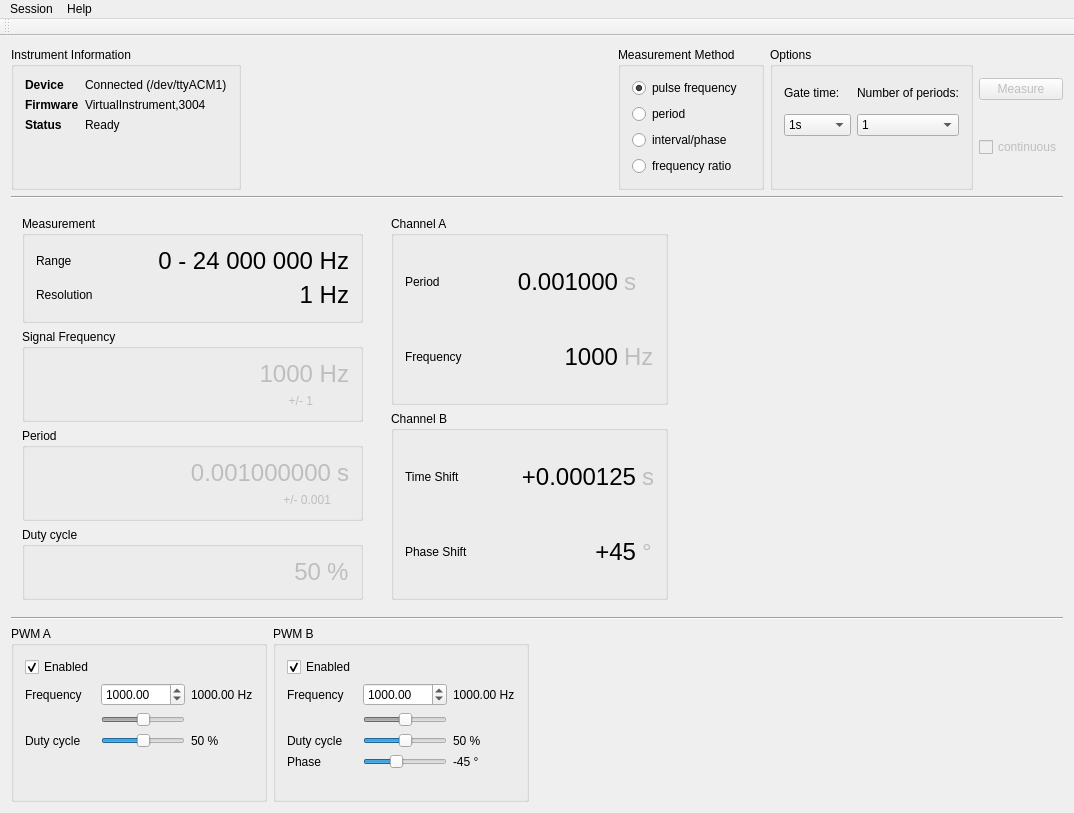
First picture: the form in gui/mainwindow.ui, repository mcejp/virtual-counter, before the edit.
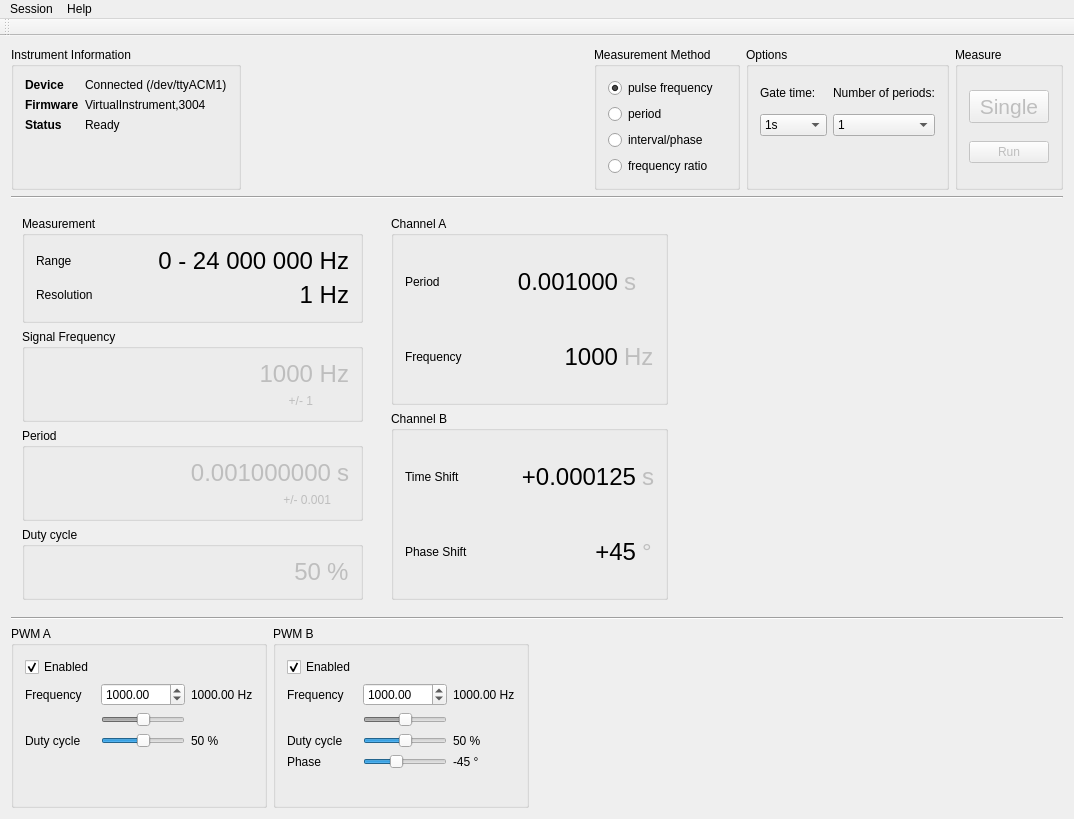
Second picture: the form after the edit. Custom widgets are drawn as their Qt base class.

Commit message: New toggle for continous measurement

```diff
--- a/gui/mainwindow.ui
+++ b/gui/mainwindow.ui
@@ -7,7 +7,7 @@
     <x>0</x>
     <y>0</y>
     <width>1074</width>
-    <height>813</height>
+    <height>819</height>
    </rect>
   </property>
   <property name="windowTitle">
@@ -257,28 +257,38 @@
        </widget>
       </item>
       <item>
-       <layout class="QVBoxLayout" name="verticalLayout_3">
-        <item>
-         <widget class="QPushButton" name="measureButton">
-          <property name="enabled">
-           <bool>false</bool>
-          </property>
-          <property name="text">
+       <widget class="QGroupBox" name="groupBox_2">
+        <property name="title">
            <string>Measure</string>
           </property>
+        <layout class="QVBoxLayout" name="verticalLayout">
+         <item>
+          <widget class="QPushButton" name="measureButton">
+           <property name="enabled">
+            <bool>false</bool>
+           </property>
+           <property name="font">
+            <font>
+             <pointsize>16</pointsize>
+            </font>
+           </property>
+           <property name="text">
+            <string>Single</string>
+           </property>
          </widget>
         </item>
         <item>
-         <widget class="QCheckBox" name="continuousMeasurementCheck">
+          <widget class="QPushButton" name="continuousMeasurementToggle">
           <property name="enabled">
            <bool>false</bool>
           </property>
           <property name="text">
-           <string>continuous</string>
+            <string>Run</string>
           </property>
          </widget>
         </item>
        </layout>
+       </widget>
       </item>
      </layout>
     </item>
```
Lines whose indentation alone changed are shown as unchanged. The commit also changes 2 other files.
